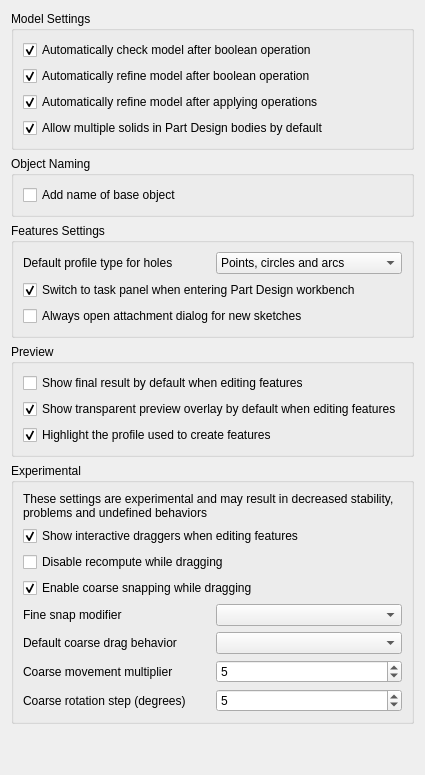
Old version of the form src/Mod/Part/Gui/DlgSettingsGeneral.ui in the repository otherworld-dev/FuCadUp.
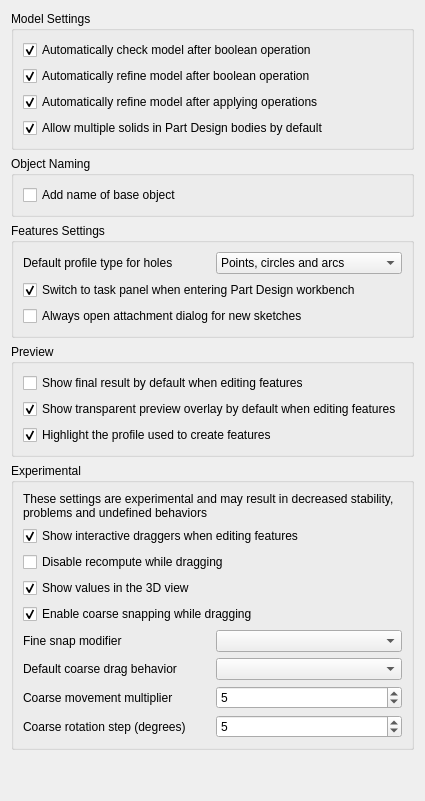
New version of the form. Custom widgets are drawn as their Qt base class.

Commit message: Part: Add the setting for gizmo values in the 3D view

```diff
--- a/src/Mod/Part/Gui/DlgSettingsGeneral.ui
+++ b/src/Mod/Part/Gui/DlgSettingsGeneral.ui
@@ -418,6 +418,25 @@
         </property>
        </widget>
       </item>
+      <item>
+       <widget class="Gui::PrefCheckBox" name="showValueLabels">
+        <property name="text">
+         <string>Show values in the 3D view</string>
+        </property>
+        <property name="toolTip">
+         <string>Shows each dragger's value on a dimension in the 3D view, in a box you can type in: Enter finishes the feature, Tab moves to the next value and Esc cancels</string>
+        </property>
+        <property name="checked">
+         <bool>true</bool>
+        </property>
+        <property name="prefEntry" stdset="0">
+         <cstring>ShowValueLabels</cstring>
+        </property>
+        <property name="prefPath" stdset="0">
+         <cstring>Gui/Gizmos</cstring>
+        </property>
+       </widget>
+      </item>
       <item>
        <widget class="Gui::PrefCheckBox" name="enableCoarseSnap">
         <property name="text">
```
The commit also changes 1 other file.
